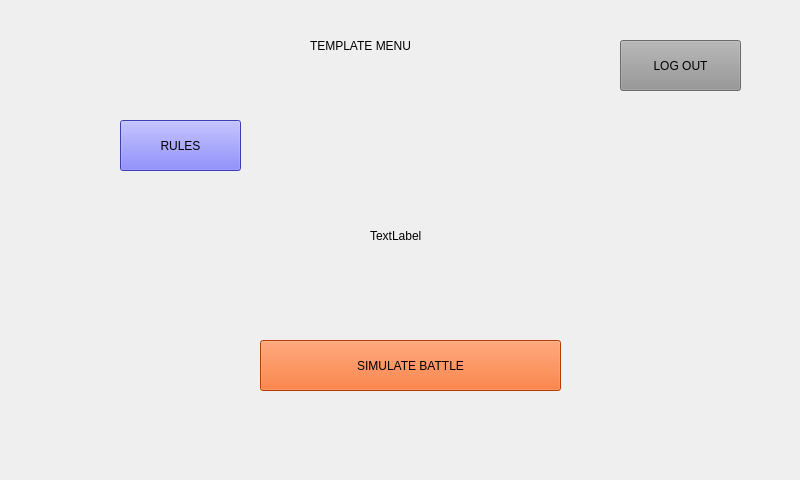
The window that Dev/KriticalHit_App/templatemainmenu.ui (PaulNowak36/Kritical-Hit) describes before a commit, drawn with Qt 5.
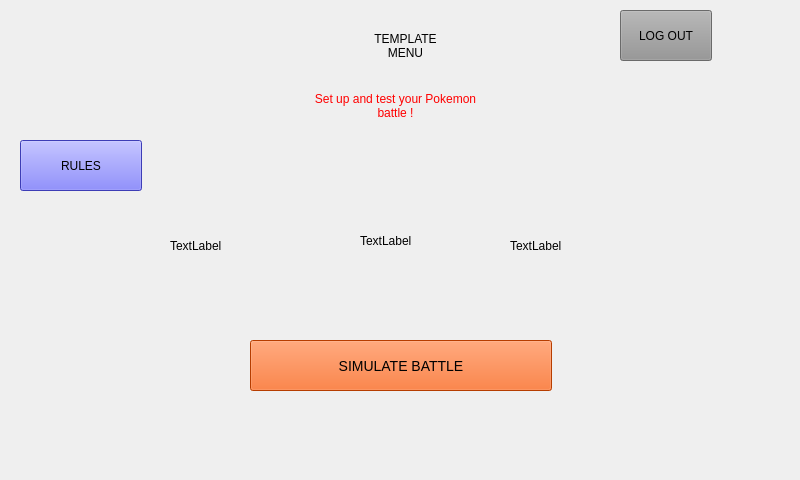
The same window after the commit.

What changed in the file:
```diff
--- a/Dev/KriticalHit_App/templatemainmenu.ui
+++ b/Dev/KriticalHit_App/templatemainmenu.ui
@@ -40,18 +40,44 @@
 
 QPushButton#logOut_Button2 {
 	background-color: rgb(148, 148, 148);
+    min-width: 90px;
+    max-width: 90px;
+}
+
+QPushButton:hover#logOut_Button2, QPushButton:clicked#logOut_Button2 {
+	background-color: rgb(76, 76, 76);
 }
 
 QPushButton#rules_Button {
-	 background-color: rgb(85, 85, 255);
+	 background-color: rgb(85, 85, 255);	 
+    min-width: 120px;
+    max-width: 120px;
+}
+
+QPushButton:hover#rules_Button, QPushButton:clicked#rules_Button {
+	background-color: rgb(33, 33, 100);
 }
 
 QPushButton#simulation_Button {
 	background-color: rgb(255, 85, 0);
+	min-width: 300px;
+    max-width: 300px;
+	font-size: 14px;
 }
 
-QLabel {
-	font: 16pt &quot;Press Start 2P&quot;;
+QPushButton:hover#simulation_Button, QPushButton:clicked#simulation_Button {
+	background-color: rgb(179, 60, 0);
+}
+
+
+
+QLabel#templateMenu_Label {
+	font: 20pt &quot;Press Start 2P&quot;;
+}
+
+QLabel#setup_Label {
+	color: rgb(255, 0, 0);
+	font: 10pt &quot;Press Start 2P&quot;;
 }
 </string>
    </property>
@@ -60,8 +86,8 @@
      <property name="geometry">
       <rect>
        <x>620</x>
-       <y>40</y>
-       <width>121</width>
+       <y>10</y>
+       <width>92</width>
        <height>51</height>
       </rect>
      </property>
@@ -72,9 +98,9 @@
     <widget class="QPushButton" name="simulation_Button">
      <property name="geometry">
       <rect>
-       <x>260</x>
+       <x>250</x>
        <y>340</y>
-       <width>301</width>
+       <width>302</width>
        <height>51</height>
       </rect>
      </property>
@@ -85,9 +111,9 @@
     <widget class="QPushButton" name="rules_Button">
      <property name="geometry">
       <rect>
-       <x>120</x>
-       <y>120</y>
-       <width>121</width>
+       <x>20</x>
+       <y>140</y>
+       <width>122</width>
        <height>51</height>
       </rect>
      </property>
@@ -98,10 +124,10 @@
     <widget class="QLabel" name="vs_Label">
      <property name="geometry">
       <rect>
-       <x>370</x>
-       <y>170</y>
-       <width>71</width>
-       <height>131</height>
+       <x>360</x>
+       <y>160</y>
+       <width>101</width>
+       <height>161</height>
       </rect>
      </property>
      <property name="text">
@@ -111,14 +137,61 @@
     <widget class="QLabel" name="templateMenu_Label">
      <property name="geometry">
       <rect>
-       <x>310</x>
-       <y>20</y>
+       <x>300</x>
+       <y>10</y>
        <width>211</width>
+       <height>71</height>
+      </rect>
+     </property>
+     <property name="text">
+      <string>TEMPLATE
+MENU</string>
+     </property>
+     <property name="alignment">
+      <set>Qt::AlignCenter</set>
+     </property>
+    </widget>
+    <widget class="QLabel" name="setup_Label">
+     <property name="geometry">
+      <rect>
+       <x>100</x>
+       <y>80</y>
+       <width>591</width>
        <height>51</height>
       </rect>
      </property>
      <property name="text">
-      <string>TEMPLATE MENU</string>
+      <string>Set up and test your Pokemon
+battle !</string>
+     </property>
+     <property name="alignment">
+      <set>Qt::AlignCenter</set>
+     </property>
+    </widget>
+    <widget class="QLabel" name="pokePicture1">
+     <property name="geometry">
+      <rect>
+       <x>170</x>
+       <y>180</y>
+       <width>131</width>
+       <height>131</height>
+      </rect>
+     </property>
+     <property name="text">
+      <string>TextLabel</string>
+     </property>
+    </widget>
+    <widget class="QLabel" name="pokePicture2">
+     <property name="geometry">
+      <rect>
+       <x>510</x>
+       <y>180</y>
+       <width>131</width>
+       <height>131</height>
+      </rect>
+     </property>
+     <property name="text">
+      <string>TextLabel</string>
      </property>
     </widget>
    </widget>
```
